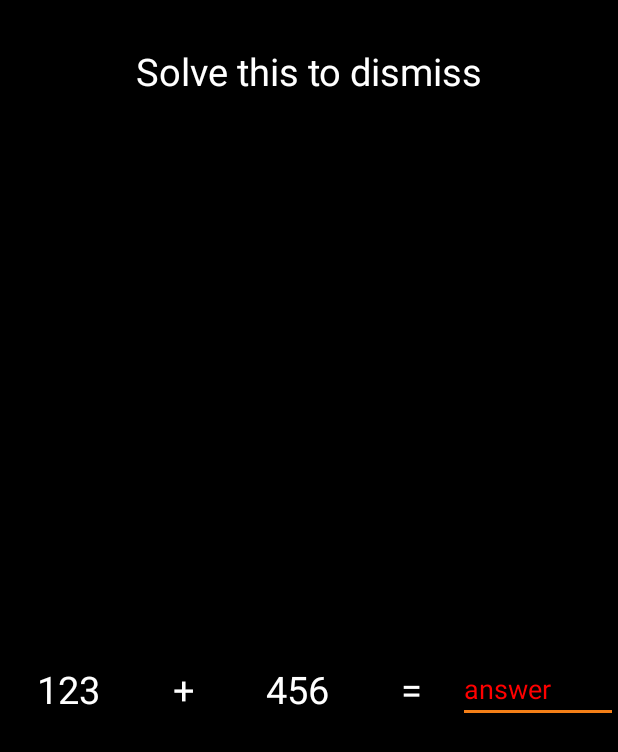
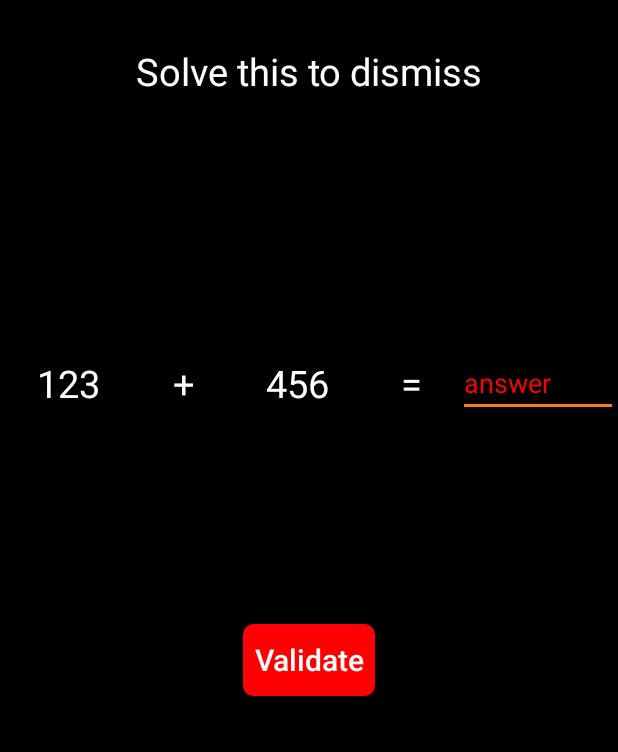
Before and after one commit to adamrotal/iSave-android, an Android app: the layout activity_math.xml on its own in the app's theme, with its tools: preview values and no code run, on a phone screen of 412 x 824 dp. Shown: the top 752 px of the screen. Run offline under Robolectric (Android 15) with nearby library versions, the phone set to English and light mode, and no system bars; network calls fail.

Commit message:
add validate button for math

```diff
--- /dev/null
+++ b/app/src/main/res/drawable/background_validate.xml
@@ -0,0 +1,10 @@
+<?xml version="1.0" encoding="utf-8"?>
+<shape xmlns:android="http://schemas.android.com/apk/res/android"
+    android:shape="rectangle">
+
+    <stroke android:width="3dp"
+        android:color="#FF0009"/>
+    <solid android:color="#FF0000"/>
+    <corners android:radius="5dp" />
+
+</shape>
--- a/app/src/main/res/layout/activity_math.xml
+++ b/app/src/main/res/layout/activity_math.xml
@@ -22,7 +22,7 @@
 
         <LinearLayout
             android:layout_width="match_parent"
-            android:layout_height="match_parent"
+            android:layout_height="321dp"
             android:orientation="horizontal"
             android:gravity="center">
 
@@ -79,6 +79,17 @@
 
         </LinearLayout>
 
+        <Button
+            android:layout_width="wrap_content"
+            android:layout_height="wrap_content"
+            android:text="@string/validate"
+            android:textSize="20dp"
+            android:textColor="@color/white"
+            android:textAllCaps="false"
+            android:layout_gravity="center"
+            android:background="@drawable/background_validate"
+            android:id="@+id/validate"/>
+
     </LinearLayout>
 
 </RelativeLayout>
--- a/app/src/main/res/values/strings.xml
+++ b/app/src/main/res/values/strings.xml
@@ -10,4 +10,5 @@
     <string name="email">email</string>
     <string name="name">fullname</string>
     <string name="kode">kode arduino</string>
+    <string name="validate">Validate</string>
 </resources>
```
